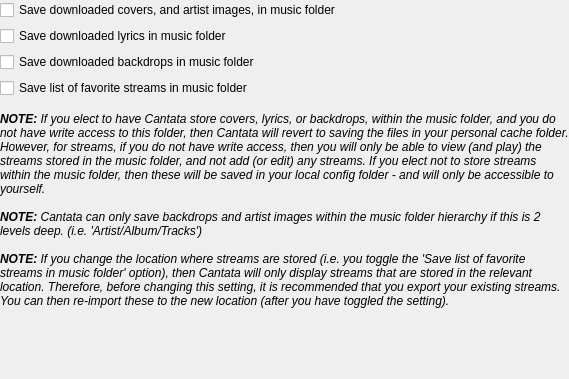
CDrummond/cantata, file gui/filesettings.ui: the form before one commit.
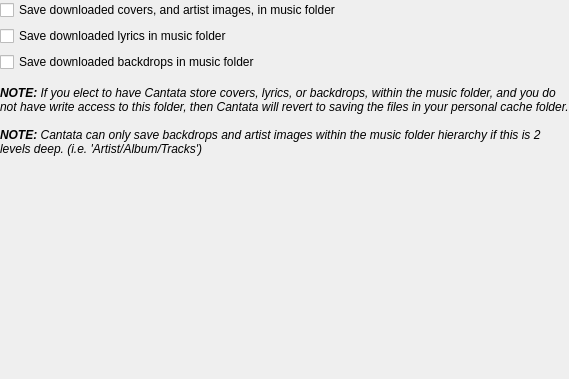
The form after the commit. Custom widgets are drawn as their Qt base class.

Commit message: Store streams in '[Radio Streams]' MPD playlist - and not streams.xml.gz

The edit to the form file:
```diff
--- a/gui/filesettings.ui
+++ b/gui/filesettings.ui
@@ -44,13 +44,6 @@
      </property>
     </widget>
    </item>
-   <item>
-    <widget class="QCheckBox" name="storeStreamsInMpdDir">
-     <property name="text">
-      <string>Save list of favorite streams in music folder</string>
-     </property>
-    </widget>
-   </item>
    <item>
     <spacer name="verticalSpacer">
      <property name="orientation">
@@ -76,7 +69,7 @@
       </sizepolicy>
      </property>
      <property name="text">
-      <string>&lt;i&gt;&lt;b&gt;NOTE:&lt;/b&gt; If you elect to have Cantata store covers, lyrics, or backdrops, within the music folder, and you do not have write access to this folder, then Cantata will revert to saving the files in your personal cache folder. However, for streams, if you do not have write access, then you will only be able to view (and play) the streams stored in the music folder, and not add (or edit) any streams. If you elect not to store streams within the music folder, then these will be saved in your local config folder - and will only be accessible to yourself.&lt;/i&gt;</string>
+      <string>&lt;i&gt;&lt;b&gt;NOTE:&lt;/b&gt; If you elect to have Cantata store covers, lyrics, or backdrops, within the music folder, and you do not have write access to this folder, then Cantata will revert to saving the files in your personal cache folder.&lt;/i&gt;</string>
      </property>
      <property name="alignment">
       <set>Qt::AlignLeading|Qt::AlignLeft|Qt::AlignTop</set>
@@ -124,7 +117,7 @@
       <enum>Qt::Vertical</enum>
      </property>
      <property name="sizeType">
-      <enum>QSizePolicy::Fixed</enum>
+      <enum>QSizePolicy::Expanding</enum>
      </property>
      <property name="sizeHint" stdset="0">
       <size>
@@ -134,37 +127,8 @@
      </property>
     </spacer>
    </item>
-   <item>
-    <widget class="StateLabel" name="streamLocationNote">
-     <property name="sizePolicy">
-      <sizepolicy hsizetype="Preferred" vsizetype="MinimumExpanding">
-       <horstretch>0</horstretch>
-       <verstretch>0</verstretch>
-      </sizepolicy>
-     </property>
-     <property name="text">
-      <string>&lt;i&gt;&lt;b&gt;NOTE:&lt;/b&gt; If you change the location where streams are stored (i.e. you toggle the 'Save list of favorite streams in music folder' option), then Cantata will only display streams that are stored in the relevant location. Therefore, before changing this setting, it is recommended that you export your existing streams. You can then re-import these to the new location (after you have toggled the setting).&lt;/i&gt;</string>
-     </property>
-     <property name="alignment">
-      <set>Qt::AlignLeading|Qt::AlignLeft|Qt::AlignTop</set>
-     </property>
-     <property name="wordWrap">
-      <bool>true</bool>
-     </property>
-     <property name="textInteractionFlags">
-      <set>Qt::NoTextInteraction</set>
-     </property>
-    </widget>
-   </item>
   </layout>
  </widget>
- <customwidgets>
-  <customwidget>
-   <class>StateLabel</class>
-   <extends>QLabel</extends>
-   <header>statelabel.h</header>
-  </customwidget>
- </customwidgets>
  <resources/>
  <connections/>
 </ui>
```
The commit also changes 22 other files.
